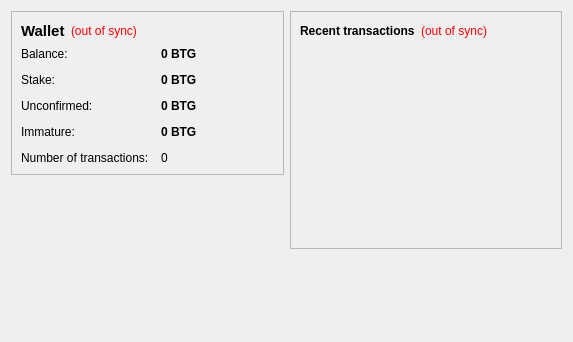
magi-retro/peercoin, file src/qt/forms/overviewpage.ui: the form before one commit.
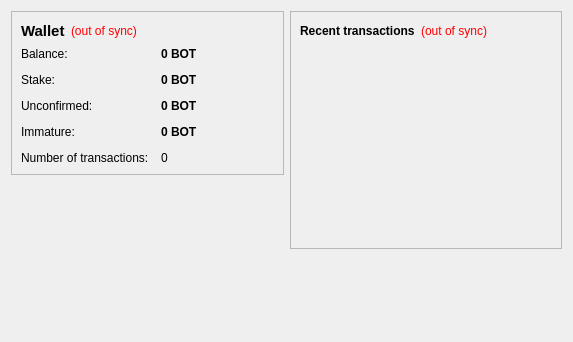
The form after the commit.

Commit message: FORK-BOTTLE: [REMOVE] [REPLACE-TICKER] Replace from BTG to BOT

Diff of the .ui file:
```diff
--- a/src/qt/forms/overviewpage.ui
+++ b/src/qt/forms/overviewpage.ui
@@ -105,7 +105,7 @@
              <string>Your current balance</string>
             </property>
             <property name="text">
-             <string notr="true">0 BTG</string>
+             <string notr="true">0 BOT</string>
             </property>
             <property name="textInteractionFlags">
              <set>Qt::LinksAccessibleByMouse|Qt::TextSelectableByKeyboard|Qt::TextSelectableByMouse</set>
@@ -134,7 +134,7 @@
              <string>Total of coins that was staked, and do not yet count toward the current balance</string>
             </property>
             <property name="text">
-             <string notr="true">0 BTG</string>
+             <string notr="true">0 BOT</string>
             </property>
             <property name="textInteractionFlags">
              <set>Qt::LinksAccessibleByMouse|Qt::TextSelectableByKeyboard|Qt::TextSelectableByMouse</set>
@@ -163,7 +163,7 @@
              <string>Total of transactions that have yet to be confirmed, and do not yet count toward the current balance</string>
             </property>
             <property name="text">
-             <string notr="true">0 BTG</string>
+             <string notr="true">0 BOT</string>
             </property>
             <property name="textInteractionFlags">
              <set>Qt::LinksAccessibleByMouse|Qt::TextSelectableByKeyboard|Qt::TextSelectableByMouse</set>
@@ -189,7 +189,7 @@
              <string>Mined balance that has not yet matured</string>
             </property>
             <property name="text">
-             <string notr="true">0 BTG</string>
+             <string notr="true">0 BOT</string>
             </property>
             <property name="textInteractionFlags">
              <set>Qt::LinksAccessibleByMouse|Qt::TextSelectableByKeyboard|Qt::TextSelectableByMouse</set>
```
The commit also changes 1 other file.
